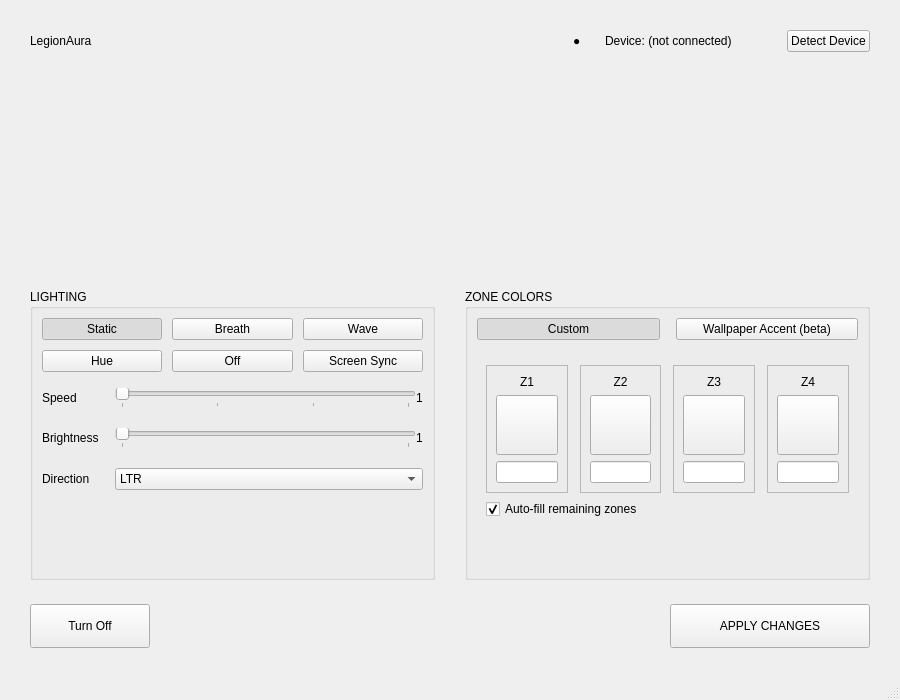
First picture: the form in gui/MainWindow.ui, repository Nivedck/LegionAura, before the edit.
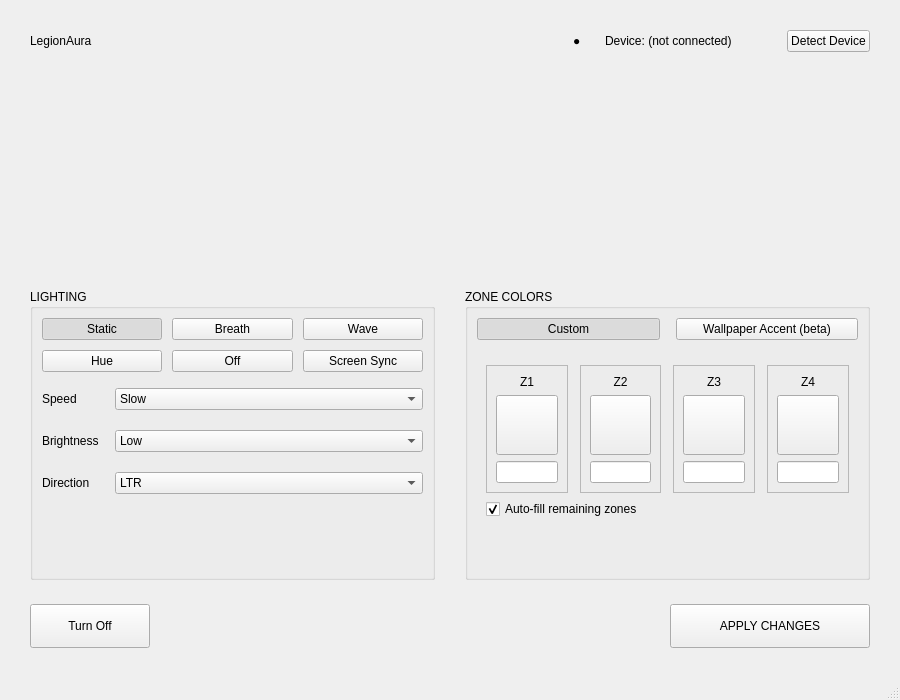
Second picture: the form after the edit. Custom widgets are drawn as their Qt base class.

Commit message: sliders->buttons

Diff of the .ui file:
```diff
--- a/gui/MainWindow.ui
+++ b/gui/MainWindow.ui
@@ -122,15 +122,13 @@
            <item row="0" column="0"><widget class="QLabel" name="lblSpeed"><property name="text"><string>Speed</string></property></widget></item>
            <item row="0" column="1">
             <layout class="QHBoxLayout">
-             <item><widget class="QSlider" name="sliderSpeed"><property name="orientation"><enum>Qt::Horizontal</enum></property><property name="minimum"><number>1</number></property><property name="maximum"><number>4</number></property><property name="pageStep"><number>1</number></property><property name="tickPosition"><enum>QSlider::TicksBelow</enum></property></widget></item>
-             <item><widget class="QLabel" name="lblSpeedVal"><property name="text"><string>1</string></property></widget></item>
+             <item><widget class="QComboBox" name="comboSpeed"><item><property name="text"><string>Slow</string></property></item><item><property name="text"><string>Normal</string></property></item><item><property name="text"><string>Fast</string></property></item><item><property name="text"><string>Very fast</string></property></item></widget></item>
             </layout>
            </item>
            <item row="1" column="0"><widget class="QLabel" name="lblBrightness"><property name="text"><string>Brightness</string></property></widget></item>
            <item row="1" column="1">
             <layout class="QHBoxLayout">
-             <item><widget class="QSlider" name="sliderBrightness"><property name="orientation"><enum>Qt::Horizontal</enum></property><property name="minimum"><number>1</number></property><property name="maximum"><number>2</number></property><property name="pageStep"><number>1</number></property><property name="tickPosition"><enum>QSlider::TicksBelow</enum></property></widget></item>
-             <item><widget class="QLabel" name="lblBrightVal"><property name="text"><string>1</string></property></widget></item>
+             <item><widget class="QComboBox" name="comboBrightness"><item><property name="text"><string>Low</string></property></item><item><property name="text"><string>High</string></property></item></widget></item>
             </layout>
            </item>
            <item row="2" column="0"><widget class="QLabel" name="lblDirection"><property name="text"><string>Direction</string></property></widget></item>
```
Left out of the diff: 2 changed lines with no effect on the pictures. The commit also changes 4 other files.
